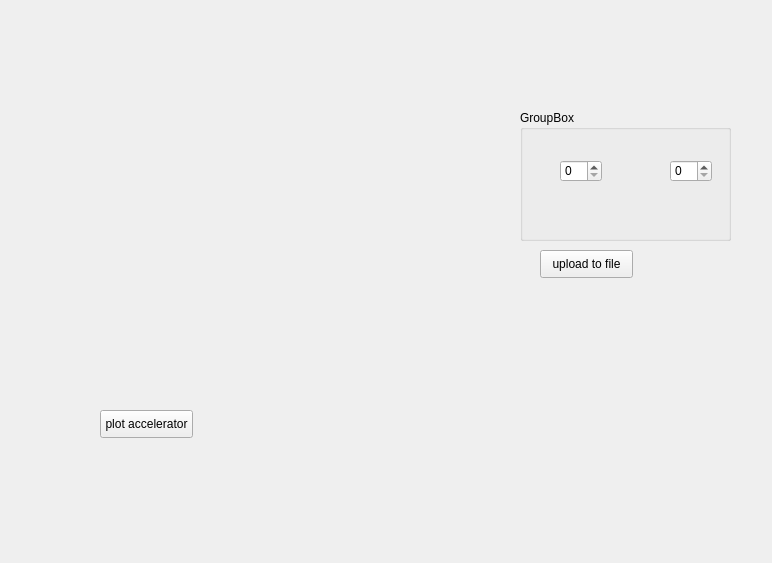
The window that lab1.ui (FabiJenne/IoT_lab1) describes before a commit, drawn with Qt 5.
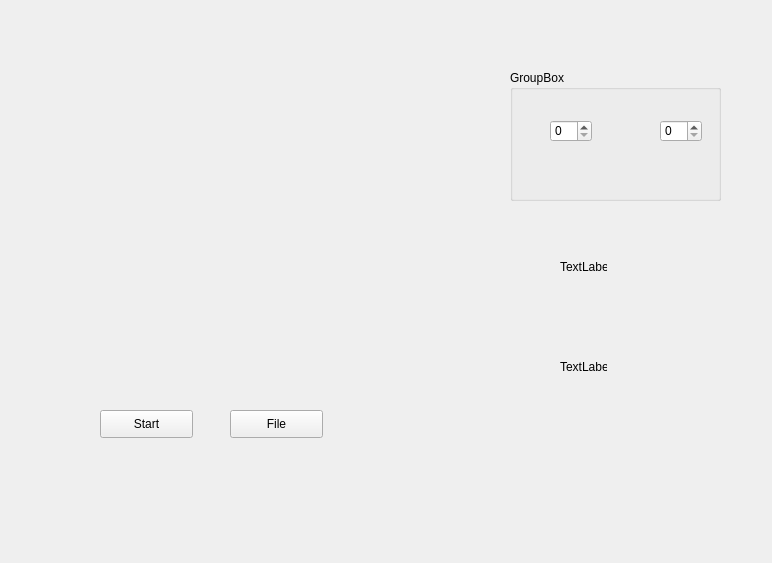
The same window after the commit. Custom widgets are drawn as their Qt base class.

Patch:
```diff
--- a/lab1.ui
+++ b/lab1.ui
@@ -23,14 +23,14 @@
     </rect>
    </property>
    <property name="text">
-    <string>plot accelerator</string>
+    <string>Start</string>
    </property>
   </widget>
   <widget class="QGroupBox" name="groupBox">
    <property name="geometry">
     <rect>
-     <x>520</x>
-     <y>110</y>
+     <x>510</x>
+     <y>70</y>
      <width>211</width>
      <height>131</height>
     </rect>
@@ -72,14 +72,40 @@
   <widget class="QPushButton" name="pushButton_2">
    <property name="geometry">
     <rect>
-     <x>540</x>
-     <y>250</y>
+     <x>230</x>
+     <y>410</y>
      <width>93</width>
      <height>28</height>
     </rect>
    </property>
    <property name="text">
-    <string>upload to file</string>
+    <string>File</string>
+   </property>
+  </widget>
+  <widget class="QLabel" name="label">
+   <property name="geometry">
+    <rect>
+     <x>560</x>
+     <y>260</y>
+     <width>47</width>
+     <height>13</height>
+    </rect>
+   </property>
+   <property name="text">
+    <string>TextLabel</string>
+   </property>
+  </widget>
+  <widget class="QLabel" name="label_2">
+   <property name="geometry">
+    <rect>
+     <x>560</x>
+     <y>360</y>
+     <width>47</width>
+     <height>13</height>
+    </rect>
+   </property>
+   <property name="text">
+    <string>TextLabel</string>
    </property>
   </widget>
  </widget>
```
